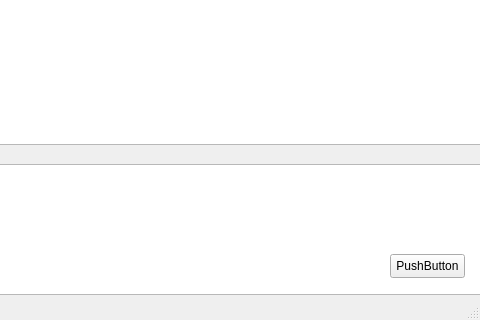
Above: DSL_Robot_GUI/DSL_Robot_GUI.ui from PCBismarck/DSL_Robot_GUI before the change; both pictures show x 120 to 600 and y 333 to 653 of the 600 by 653 pixel window. Below: the same form after it.
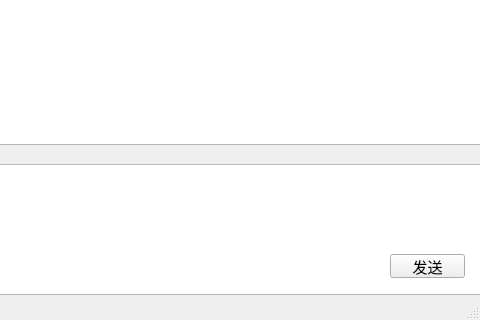
That is the form after the change.

```diff
--- a/DSL_Robot_GUI/DSL_Robot_GUI.ui
+++ b/DSL_Robot_GUI/DSL_Robot_GUI.ui
@@ -43,8 +43,13 @@
       <height>24</height>
      </rect>
     </property>
+    <property name="font">
+     <font>
+      <pointsize>11</pointsize>
+     </font>
+    </property>
     <property name="text">
-     <string>PushButton</string>
+     <string>发送</string>
     </property>
    </widget>
   </widget>
```
Left out of the diff: 2 changed lines with no effect on the pictures.
